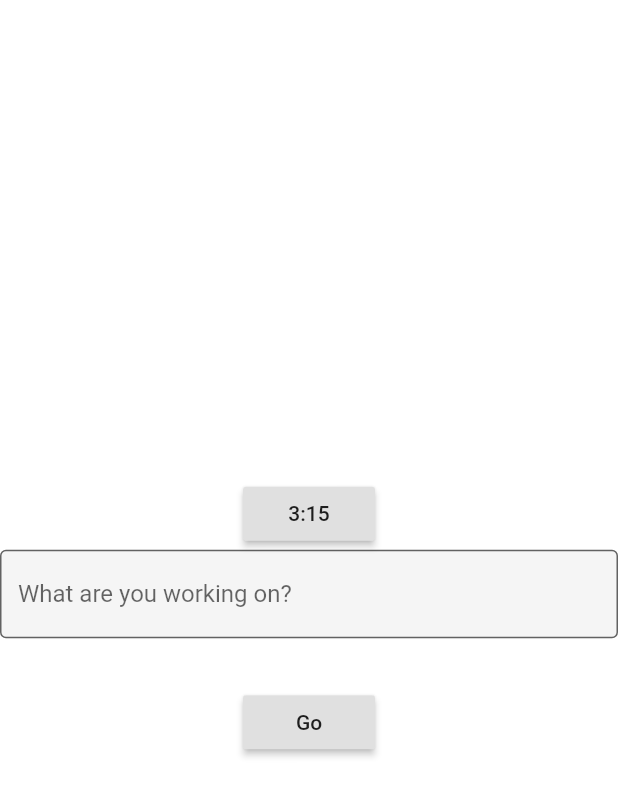
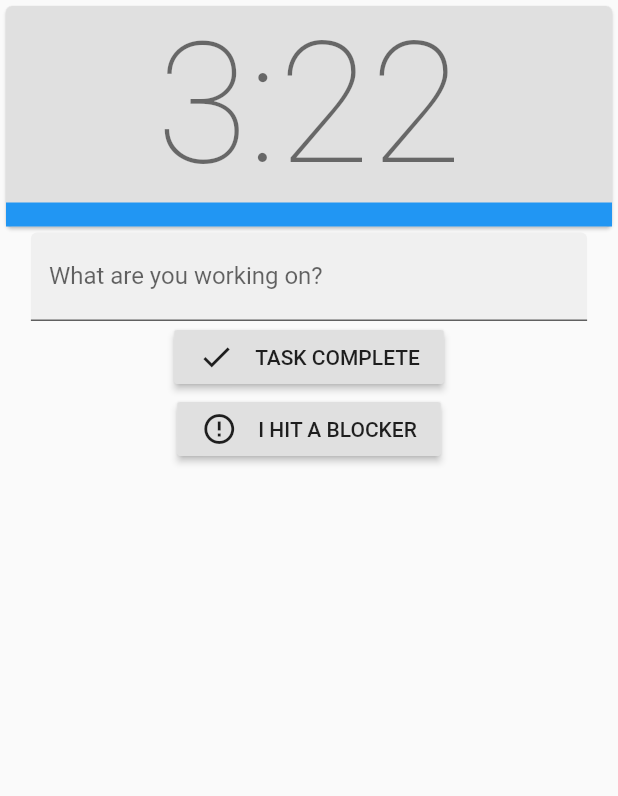
Before and after one commit to leecommamichael/focus_app, a Flutter app: the screen it shows after launch, on a phone screen of 412 x 824 dp. Shown: the top 796 px of the screen. Run offline on Flutter 3.47's test engine with Material 2 defaults, Android fonts, the phone set to English and light mode, and no system bars.

Commit message:
Ticking progress bar with blocker and complete buttons

```diff
--- a/lib/pausable_timer.dart
+++ b/lib/pausable_timer.dart
@@ -3,38 +3,47 @@ import 'dart:async';
 import 'package:flutter/material.dart' show required;
 
 //I don't really need this, but from an analytics perspective it'd be good to know how long of breaks they're taking
+// TODO(mike): I probably need to ignore time before start
 class PausableTimer {
   final Stopwatch _stopwatch;
   final Duration maxRunningTime;
-  final void Function() onTick;
+  final void Function(Duration) onTick;
   final void Function() onTimeElapsed;
 
+  int get secondsLeft =>
+      maxRunningTime.inSeconds - _stopwatch.elapsed.inSeconds;
   bool get _finalTickOfTimer =>
-      _stopwatch.elapsedTicks == maxRunningTime.inSeconds + 1;
+      _stopwatch.elapsed.inSeconds == maxRunningTime.inSeconds + 1;
 
   PausableTimer(
       {@required this.maxRunningTime,
       @required this.onTick,
       this.onTimeElapsed})
-      : _stopwatch = Stopwatch()..start() {
+      : _stopwatch = Stopwatch() {
     Timer.periodic(Duration(seconds: 1), (t) {
       if (_finalTickOfTimer) {
-        onTick();
+        onTick(Duration(seconds: 0));
         onTimeElapsed?.call();
         _stopwatch.stop();
         t.cancel();
       } else if (_stopwatch.isRunning) {
-        onTick();
+        onTick(Duration(seconds: secondsLeft));
       }
     });
   }
 
-  void pause() {
-    _stopwatch.stop();
+  void toggle() {
+    if (_stopwatch.isRunning)
+      _stopwatch.stop();
+    else if (secondsLeft != 0) _stopwatch.start();
   }
 
-  void resume() {
+  void start() {
     _stopwatch.start();
+  }
+
+  void stop() {
+    _stopwatch.stop();
   }
 }
 //Tree as a set of focuses. Every time you divert from the initial focus, it becomes a node in a tree. DISTRACTION TREE
--- a/lib/task_page.dart
+++ b/lib/task_page.dart
@@ -11,31 +11,56 @@ class MyHomePage extends StatefulWidget {
 class _MyHomePageState extends State<MyHomePage> {
   static const help = 'What are you working on?';
 
+  Widget _subjectField() => FractionallySizedBox(
+        widthFactor: 9 / 10,
+        child: TextField(
+          decoration: InputDecoration(
+            filled: true,
+            labelText: help,
+            hasFloatingPlaceholder: true,
+          ),
+        ),
+      );
+  Widget _completeButton() => RaisedButton(
+        child: Row(
+          mainAxisSize: MainAxisSize.min,
+          children: [
+            Icon(Icons.check),
+            SizedBox(width: 14),
+            Text("TASK COMPLETE"),
+          ],
+        ),
+        onPressed: () {},
+      );
+  Widget _blockedButton() => RaisedButton(
+        child: Row(
+          mainAxisSize: MainAxisSize.min,
+          children: [
+            Icon(Icons.error_outline),
+            SizedBox(width: 14),
+            Text("I HIT A BLOCKER"),
+          ],
+        ),
+        onPressed: () {},
+      );
+
   @override
   Widget build(BuildContext context) {
     return Scaffold(
       resizeToAvoidBottomInset: false,
-      body: GestureDetector(
-        onTap: () {
-          FocusScope.of(context).focusedChild?.unfocus();
-        },
-        child: Container(
-          color: Colors.white,
+      body: SafeArea(
+        child: GestureDetector(
+          onTap: () {
+            FocusScope.of(context).focusedChild?.unfocus();
+          },
           child: Center(
             child: Column(
-              mainAxisAlignment: MainAxisAlignment.center,
+              mainAxisSize: MainAxisSize.max,
               children: <Widget>[
                 ClockDisplay(timeToFocus: Duration(minutes: 3, seconds: 22)),
-                TextField(
-                  decoration: InputDecoration(
-                    border: OutlineInputBorder(),
-                    filled: true,
-                    labelText: help,
-                    hasFloatingPlaceholder: true,
-                  ),
-                ),
-                SizedBox(height: 32),
-                TimerButton(),
+                _subjectField(),
+                _completeButton(),
+                _blockedButton(),
               ],
             ),
           ),
--- a/lib/timer_button.dart
+++ b/lib/timer_button.dart
@@ -1,26 +1,5 @@
-import 'dart:async';
-
 import 'package:flutter/material.dart';
-
-class TimerButton extends StatefulWidget {
-  TimerButton({Key key}) : super(key: key);
-
-  @override
-  _TimerButtonState createState() => _TimerButtonState();
-}
-
-class _TimerButtonState extends State<TimerButton> {
-  @override
-  Widget build(BuildContext context) {
-    //Starting or resuming the thing?
-    //onPause
-    //onBegin
-    return RaisedButton(
-      child: Text('Go'),
-      onPressed: () {},
-    );
-  }
-}
+import 'package:focus_app/pausable_timer.dart';
 
 class ClockDisplay extends StatefulWidget {
   final Duration timeToFocus;
@@ -32,34 +11,60 @@ class ClockDisplay extends StatefulWidget {
 
 class _ClockDisplayState extends State<ClockDisplay> {
   Duration timeLeft;
-  Timer clockTimer;
+  PausableTimer clockTimer;
+
   _ClockDisplayState({@required this.timeLeft}) : super();
-  // bool get outOfTime => timeLeft.inSeconds == 0;
+  double get progressBarPortion =>
+      timeLeft.inMilliseconds / widget.timeToFocus.inMilliseconds;
   int get secondsOnClock => timeLeft.inSeconds - (timeLeft.inMinutes * 60);
   String get secondsDisplay => '${secondsOnClock < 10 ? 0 : ''}$secondsOnClock';
+  String get timerDisplay => '${timeLeft.inMinutes}:$secondsDisplay';
+
+  void f(Duration d) {
+    setState(() {
+      timeLeft = d;
+    });
+  }
 
   @override
   void initState() {
-    const oneSecond = 1;
-    clockTimer = Timer.periodic(Duration(seconds: oneSecond), (t) {
-      setState(() {
-        timeLeft = Duration(seconds: timeLeft.inSeconds - oneSecond);
-      });
-    });
-    Timer(widget.timeToFocus, () {
-      clockTimer.cancel();
-    });
+    clockTimer = PausableTimer(
+      maxRunningTime: timeLeft,
+      onTick: f,
+    );
     super.initState();
   }
 
   @override
   Widget build(BuildContext context) {
-    //Starting or resuming the thing?
-    //onPause
-    //onBegin
-    return RaisedButton(
-      child: Text('${timeLeft.inMinutes}:$secondsDisplay'),
-      onPressed: () {},
-    );
+    return Card(
+        color: Theme.of(context).buttonColor,
+        child: InkWell(
+          child: Column(
+            children: <Widget>[
+              Text(
+                timerDisplay,
+                style: Theme.of(context).textTheme.display4,
+              ),
+              SizedBox(
+                height: 16,
+                child: LinearProgressIndicator(
+                  value: progressBarPortion,
+                  backgroundColor: Colors.transparent,
+                ),
+              ),
+            ],
+          ),
+          onTap: () {
+            clockTimer.toggle();
+          },
+        ));
+  }
+
+  @override
+  void dispose() {
+    // clockTimer.stop();
+    // clockTimer = null;
+    super.dispose();
   }
 }
```
